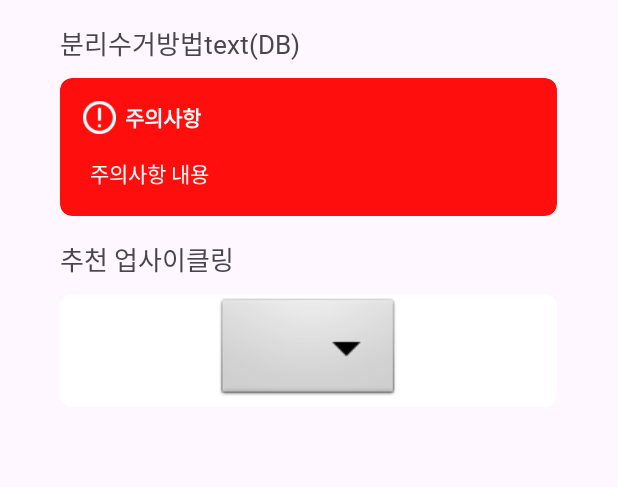
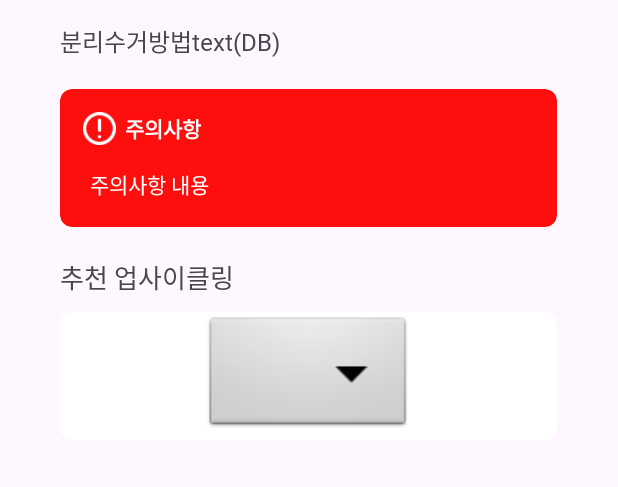
Before and after one commit to zzzezzz/JOOSULSA, an Android app: the layout activity_recycle_detail.xml on its own in the app's theme, with its tools: preview values and no code run, on a phone screen of 412 x 824 dp, the part 399-886 px from its top. Run offline under Robolectric (Android 15) with nearby library versions, the phone set to English and light mode, and no system bars; plain views replace YouTubePlayerView; network calls fail.

```diff
--- a/app/src/main/res/layout/activity_main.xml
+++ b/app/src/main/res/layout/activity_main.xml
@@ -45,6 +45,7 @@
         app:layout_constraintEnd_toEndOf="parent"
         app:layout_constraintStart_toStartOf="parent"
         app:layout_constraintTop_toTopOf="@+id/guideline"
+        app:itemActiveIndicatorStyle="@style/Theme.BottomNavigationView.ActiveIndicator"
         app:menu="@menu/item_list" />
 
     <FrameLayout
--- a/app/src/main/res/layout/activity_recycle_detail.xml
+++ b/app/src/main/res/layout/activity_recycle_detail.xml
@@ -74,7 +74,7 @@
                     android:layout_width="match_parent"
                     android:layout_height="wrap_content"
                     app:autoPlay="true"
-                    app:videoId="lWelo_8_EtY">
+                    app:videoId="null">
 
                 </com.pierfrancescosoffritti.androidyoutubeplayer.core.player.views.YouTubePlayerView>
 
@@ -101,10 +101,10 @@
                     android:layout_width="match_parent"
                     android:layout_height="wrap_content"
                     android:layout_marginTop="15dp"
-                    android:layout_marginBottom="10dp"
-                    android:fontFamily="@font/pretendard_bold"
+                    android:layout_marginBottom="20dp"
+                    android:fontFamily="@font/pretendard_regular"
                     android:text="분리수거방법text(DB)"
-                    android:textSize="17sp"
+                    android:textSize="16sp"
                     app:layout_constraintBottom_toTopOf="@+id/cardView28"
                     app:layout_constraintEnd_toStartOf="@+id/guideline34"
                     app:layout_constraintStart_toStartOf="@+id/guideline35"
@@ -170,7 +170,7 @@
                     android:id="@+id/textView159"
                     android:layout_width="match_parent"
                     android:layout_height="wrap_content"
-                    android:layout_marginTop="15dp"
+                    android:layout_marginTop="20dp"
                     android:layout_marginBottom="10dp"
                     android:fontFamily="@font/pretendard_bold"
                     android:text="추천 업사이클링"
@@ -179,7 +179,7 @@
                 <androidx.cardview.widget.CardView
                     android:id="@+id/upcycleVideo"
                     android:layout_width="match_parent"
-                    android:layout_height="75dp"
+                    android:layout_height="85dp"
                     app:cardBackgroundColor="#FFFFFF"
                     app:cardCornerRadius="8dp"
                     app:cardElevation="0dp"
--- a/app/src/main/res/values/colors.xml
+++ b/app/src/main/res/values/colors.xml
@@ -22,5 +22,8 @@
     <color name="hintBack">#F8F8F8</color>
     <color name="hintText">#A9A9A9</color>
 
+    <color name="itemBack">#FFFFFF</color>
+
+
 
 </resources>
--- a/app/src/main/res/values/styles.xml
+++ b/app/src/main/res/values/styles.xml
@@ -11,4 +11,8 @@
         <item name="windowNoTitle">true</item>
 
     </style>
+    <!-- fragment 버튼 클릭 시 배경 -->
+    <style name="Theme.BottomNavigationView.ActiveIndicator" parent="Widget.Material3.BottomNavigationView.ActiveIndicator">
+        <item name="android:color">@color/itemBack</item>
+    </style>
 </resources>
```
Also changed, not shown: app/src/main/java/com/example/joosulsa/RecycleDetailActivity.java (+6 -2 lines), app/src/main/java/com/example/joosulsa/fragment/HomeFragment.java (+54 -27 lines).
